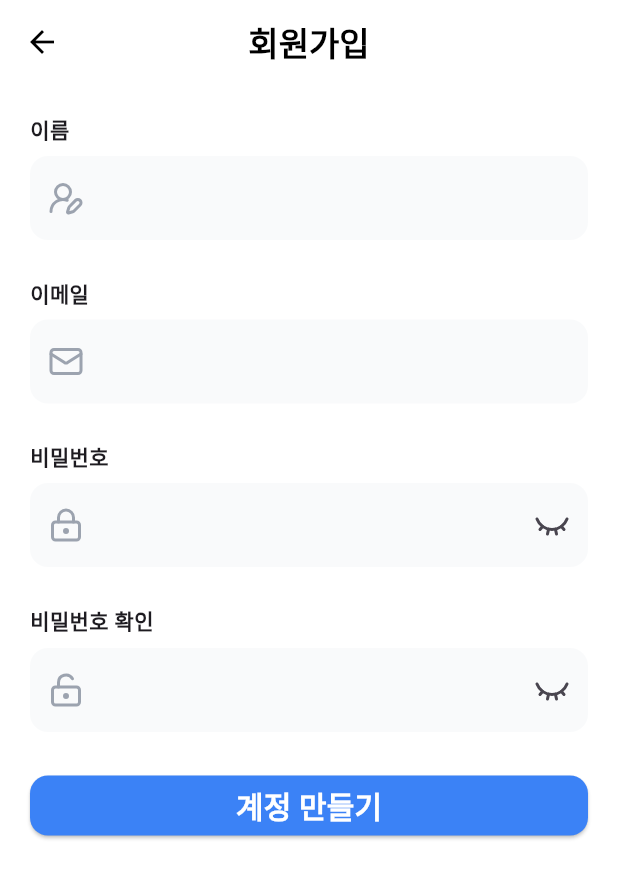
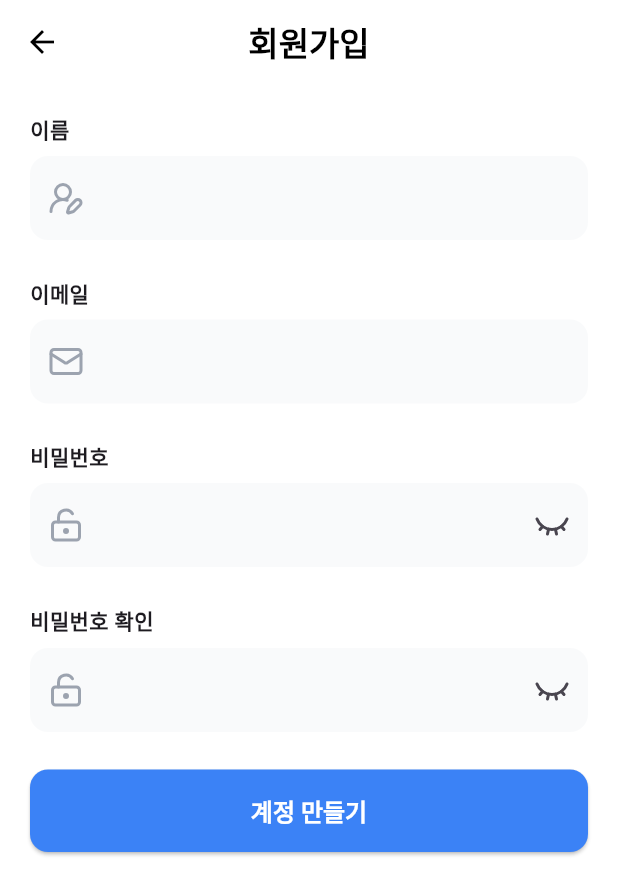
Before and after one commit to konga22/unitask, a Flutter app: the screen it shows after launch, after a tap on "회원가입", on a phone screen of 412 x 824 dp. Shown: the top 895 px of the screen. Run offline on Flutter 3.47's test engine with Material 3 defaults, Android fonts, the phone set to English and light mode, and no system bars; our stand-ins replace go_router, lucide_icons_flutter.

Commit message:
회원가입 API 연동 및 화면 수정

```diff
--- /dev/null
+++ b/devtools_options.yaml
@@ -0,0 +1,3 @@
+description: This file stores settings for Dart & Flutter DevTools.
+documentation: https://docs.flutter.dev/tools/devtools/extensions#configure-extension-enablement-states
+extensions:
--- /dev/null
+++ b/lib/services/api_service.dart
@@ -0,0 +1,37 @@
+import 'dart:convert';
+
+import 'package:flutter/foundation.dart';
+import 'package:http/http.dart' as http;
+
+class ApiService {
+  static final String _hostUrl = 'https://daelim.fleecy.dev/functions/v1';
+  static final String _signupUrl = '$_hostUrl/students/signup';
+
+  static bool _enableOnce = false;
+
+  static Future<bool?> signup({
+    required String email,
+    required String password,
+    required String name,
+  }) async {
+    if (_enableOnce) return null;
+    _enableOnce = true;
+
+    final response = await http.post(
+      Uri.parse(_signupUrl),
+      body: jsonEncode({'email': email, 'password': password, 'name': name}),
+    );
+    final statusCode = response.statusCode;
+
+    _enableOnce = false;
+
+    debugPrint('Response[$statusCode]: ${response.body}');
+
+    if (statusCode != 200) {
+      debugPrint('에러');
+      return false;
+    }
+
+    return true;
+  }
+}
--- a/lib/ui/pages/login/login_page.dart
+++ b/lib/ui/pages/login/login_page.dart
@@ -19,53 +19,60 @@ class _LoginPageState extends State<LoginPage> {
   Widget build(BuildContext context) {
     return Scaffold(
       body: Padding(
-        padding: .all(20),
+        padding: const EdgeInsets.all(20),
         child: Center(
+          child: SingleChildScrollView(
             child: Column(
               mainAxisSize: .min,
               children: [
-              Icon(LucideIcons.graduationCap, size: 50),
-              Text(
+                const Icon(LucideIcons.graduationCap),
+                const Text(
                   'UniTask',
-                style: TextStyle(fontSize: 28, fontWeight: .bold),
+                  style: TextStyle(fontWeight: .bold, fontSize: 28),
                 ),
-              Text('과제 관리를 스마트하게'),
+
+                const Text('과제 관리를 스마트하게'),
+
                 50.heightBox,
 
-              LabelTextField(
+                // 이메일 입력창
+                const LabelTextField(
                   label: '이메일',
-                hintText: 'example@university.edu',
+                  hintText: 'example@university.deu',
                   icon: LucideIcons.mail,
                 ),
 
                 20.heightBox,
 
-              LabelTextField(
+                // 비밀번호 입력창
+                const LabelTextField(
                   label: '비밀번호',
                   hintText: '000000',
                   icon: LucideIcons.lockKeyhole,
                   enableObscure: true,
                 ),
 
+                // 패스워드 찾기 버튼
                 Align(
-                alignment: .centerRight,
+                  alignment: Alignment.centerRight,
                   child: TextButton(
                     onPressed: () {
                       context.showSnackbar('곧 기능을 출시합니다!');
                     },
-                  child: Text('비밀번호를 잊으셨나요?'),
+                    child: const Text('비밀번호를 잊으셨나요?'),
                   ),
                 ),
 
                 20.heightBox,
 
+                // 로그인 버튼
                 SizedBox(
                   width: .infinity,
                   child: ElevatedButton(
                     onPressed: () {},
-                  child: Text(
+                    child: const Text(
                       '로그인',
-                    style: TextStyle(fontWeight: .bold, fontSize: 20),
+                      style: TextStyle(fontSize: 18, fontWeight: .bold),
                     ),
                   ),
                 ),
@@ -76,15 +83,16 @@ class _LoginPageState extends State<LoginPage> {
 
                 20.heightBox,
 
+                // 회원가입 안내
                 Row(
                   mainAxisSize: .min,
                   children: [
-                  Text('계정이 없으신가요'),
+                    const Text('계정이 없으신가요?'),
                     TextButton(
                       onPressed: () {
                         context.pushNamed(AppPage.signup.name);
                       },
-                    child: Text('회원가입'),
+                      child: const Text('회원가입'),
                     ),
                   ],
                 ),
@@ -92,6 +100,7 @@ class _LoginPageState extends State<LoginPage> {
             ),
           ),
         ),
+      ),
     );
   }
 }
--- a/lib/ui/pages/signup/signup_page.dart
+++ b/lib/ui/pages/signup/signup_page.dart
@@ -1,5 +1,7 @@
 import 'package:flutter/material.dart';
 import 'package:lucide_icons_flutter/lucide_icons.dart';
+import 'package:unitask/app/extensions/snackbar_extension.dart';
+import 'package:unitask/services/api_service.dart';
 import 'package:unitask/ui/common/label_text_field.dart';
 
 class SignupPage extends StatefulWidget {
@@ -15,28 +17,55 @@ class _SignupPageState extends State<SignupPage> {
   final TextEditingController _passwordController = .new();
   final TextEditingController _passwordConfirmController = .new();
 
+  bool _loading = false;
+
+  void _startLoading() => setState(() => _loading = true);
+  void _stopLoading() => setState(() => _loading = false);
+
+  void onSignup() async {
+    final name = _nameController.text.trim();
+    final email = _emailController.text.trim();
+    final password = _passwordController.text.trim();
+    final passwordConfirm = _passwordConfirmController.text.trim();
+
+    if (name.isEmpty ||
+        email.isEmpty ||
+        password.isEmpty ||
+        passwordConfirm.isEmpty) {
+      context.showSnackbar('정보가 올바르지 않습니다.', isError: true);
+      return;
+    }
+
+    if (password != passwordConfirm) {
+      context.showSnackbar('비밀번호가 일치하지 않습니다.', isError: true);
+      return;
+    }
+
+    _startLoading();
+
+    final signupResult = await ApiService.signup(
+      email: email,
+      password: password,
+      name: name,
+    );
+
+    _stopLoading();
+
+    if (signupResult == null) return;
+
+    if (!signupResult) {
+      if (mounted) context.showSnackbar('계정 생성에 실패했습니다.', isError: true);
+    }
+    return;
+  }
+
   @override
   void dispose() {
     _nameController.dispose();
     _emailController.dispose();
     _passwordController.dispose();
     _passwordConfirmController.dispose();
-
     super.dispose();
-  }
-
-  void _onSignup() {
-    debugPrint('계정 만들기');
-
-    final name = _nameController.text;
-    final email = _emailController.text;
-    final password = _passwordController.text;
-    final passwordConfirm = _passwordConfirmController.text;
-
-    debugPrint('이름: $name');
-    debugPrint('이메일: $email');
-    debugPrint('비밀번호: $password');
-    debugPrint('비밀번호 확인: $passwordConfirm');
   }
 
   @override
@@ -44,44 +73,65 @@ class _SignupPageState extends State<SignupPage> {
     return Scaffold(
       appBar: AppBar(
         centerTitle: true,
-        title: Text('회원가입', style: TextStyle(fontWeight: .bold)),
+        title: const Text(
+          '회원가입',
+          style: TextStyle(fontWeight: FontWeight.bold),
+        ),
       ),
       body: Padding(
-        padding: .all(20),
+        padding: const EdgeInsets.all(20),
         child: Column(
-          spacing: 25,
+          crossAxisAlignment: CrossAxisAlignment.stretch,
           children: [
-            LabelTextField(
+            Padding(
+              padding: const EdgeInsets.only(bottom: 25),
+              child: LabelTextField(
                 controller: _nameController,
                 label: '이름',
                 icon: LucideIcons.userRoundPen,
               ),
-            LabelTextField(
+            ),
+            Padding(
+              padding: const EdgeInsets.only(bottom: 25),
+              child: LabelTextField(
                 controller: _emailController,
                 label: '이메일',
                 icon: LucideIcons.mail,
               ),
-            LabelTextField(
+            ),
+            Padding(
+              padding: const EdgeInsets.only(bottom: 25),
+              child: LabelTextField(
                 controller: _passwordController,
                 label: '비밀번호',
+                icon: LucideIcons.lockKeyholeOpen,
                 enableObscure: true,
-              icon: LucideIcons.lockKeyhole,
               ),
-            LabelTextField(
+            ),
+            Padding(
+              padding: const EdgeInsets.only(bottom: 25),
+              child: LabelTextField(
                 controller: _passwordConfirmController,
                 label: '비밀번호 확인',
+                icon: LucideIcons.lockKeyholeOpen,
                 enableObscure: true,
-              icon: LucideIcons.lockKeyholeOpen,
-            ),
-            SizedBox(
-              width: .infinity,
-              child: ElevatedButton(
-                onPressed: _onSignup,
-                child: Text(
-                  '계정 만들기',
-                  style: TextStyle(fontWeight: .bold, fontSize: 20),
               ),
             ),
+            ElevatedButton(
+              onPressed: onSignup,
+              style: ElevatedButton.styleFrom(
+                minimumSize: const Size.fromHeight(55),
+                textStyle: const TextStyle(
+                  fontWeight: FontWeight.bold,
+                  fontSize: 16,
+                ),
+              ),
+              child: _loading
+                  ? const SizedBox.square(
+                      dimension: 30,
+                      child: CircularProgressIndicator(color: Colors.white),
+                    )
+                  : const Text('계정 만들기'),
             ),
           ],
         ),
--- a/pubspec.yaml
+++ b/pubspec.yaml
@@ -19,6 +19,7 @@ dependencies:
   go_router: ^17.2.0
   provider: ^6.1.5+1
   shared_preferences: ^2.5.5
+  http:
 
 dev_dependencies:
   flutter_test:
```
Also changed, not shown: lib/app/extensions/snackbar_extension.dart (+5 -2 lines), pubspec.lock, 2 other files. Lines whose indentation alone changed are shown as unchanged.
